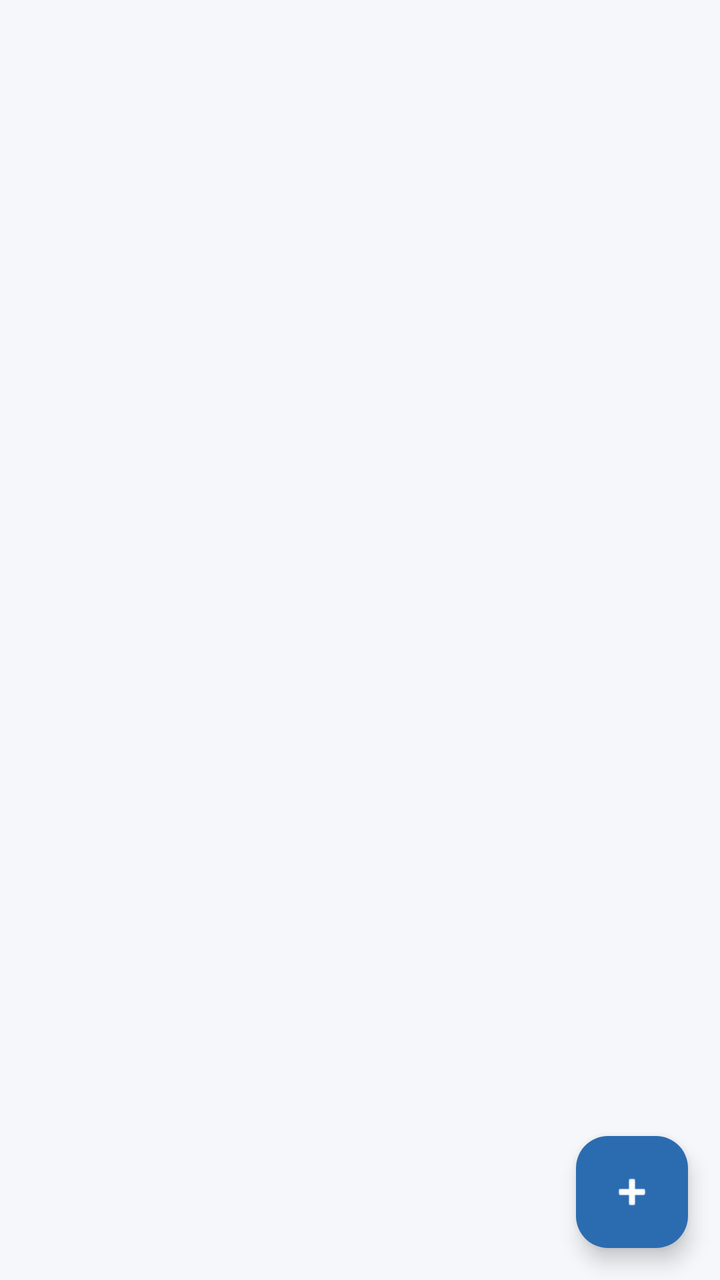
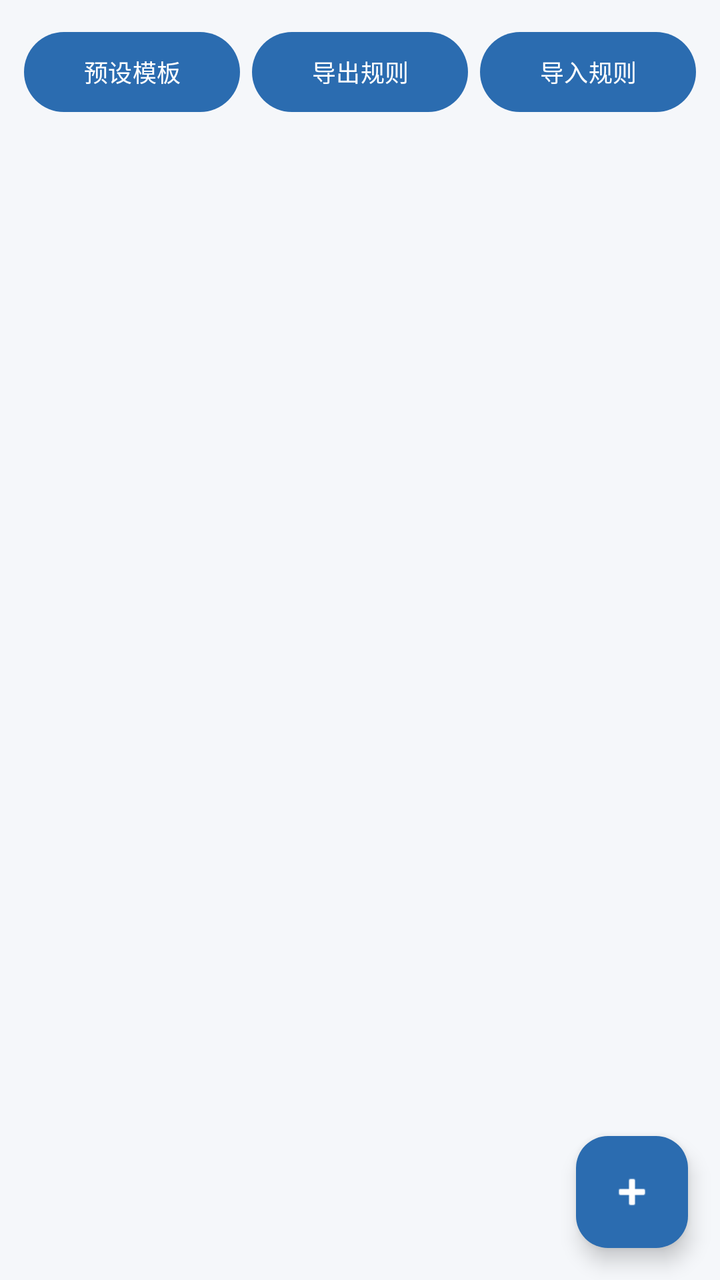

Before-and-after screenshots of an Android layout around one commit, followed by the original layout XML and the change that was made.
<!-- AndroidManifest.xml: application theme Theme.MaodouNotify -->
<!-- res/layout/fragment_rules.xml -->
<?xml version="1.0" encoding="utf-8"?>
<androidx.coordinatorlayout.widget.CoordinatorLayout
    xmlns:android="http://schemas.android.com/apk/res/android"
    xmlns:app="http://schemas.android.com/apk/res-auto"
    android:layout_width="match_parent" android:layout_height="match_parent"
    android:background="@color/background">

    <FrameLayout android:layout_width="match_parent" android:layout_height="match_parent">
        <androidx.recyclerview.widget.RecyclerView
            android:id="@+id/recycler"
            android:layout_width="match_parent" android:layout_height="match_parent"
            android:clipToPadding="false" android:paddingBottom="8dp" />
        <TextView android:id="@+id/tv_empty" android:layout_width="wrap_content" android:layout_height="wrap_content"
            android:layout_gravity="center" android:text="@string/empty_rules"
            android:textColor="@color/text_secondary" android:textSize="14sp" android:visibility="gone" />
    </FrameLayout>

    <com.google.android.material.floatingactionbutton.FloatingActionButton
        android:id="@+id/fab_add" android:layout_width="wrap_content" android:layout_height="wrap_content"
        android:layout_gravity="bottom|end" android:layout_margin="16dp"
        android:src="@android:drawable/ic_input_add" app:tint="@android:color/white"
        app:backgroundTint="@color/primary" />
</androidx.coordinatorlayout.widget.CoordinatorLayout>
<!-- resources referenced by this layout -->
<resources>
  <color name="background">#F5F7FA</color>
  <color name="primary">#2B6CB0</color>
  <color name="text_secondary">#7A828E</color>
  <string name="empty_rules">还没有规则，点右下角 + 创建</string>
  <style name="Theme.MaodouNotify" parent="Theme.Material3.Light.NoActionBar">
          <item name="colorPrimary">@color/primary</item>
          <item name="colorOnPrimary">@color/surface</item>
          <item name="colorPrimaryContainer">@color/primary_light</item>
          <item name="colorOnPrimaryContainer">@color/primary_dark</item>
          <item name="colorSecondary">@color/accent</item>
          <item name="android:colorBackground">@color/background</item>
          <item name="colorSurface">@color/surface</item>
          <item name="android:textColorPrimary">@color/text_primary</item>
          <item name="android:textColorSecondary">@color/text_secondary</item>
          <item name="android:windowLightStatusBar" tools:targetApi="m">true</item>
      </style>
  <color name="surface">#FFFFFF</color>
  <color name="primary_light">#D6E6F7</color>
  <color name="primary_dark">#1A3A6B</color>
  <color name="accent">#E07B39</color>
  <color name="text_primary">#1F2329</color>
</resources>

<!-- the commit's change to res/layout/fragment_rules.xml (unified diff, before → after) -->
@@ -5,15 +5,22 @@
     android:layout_width="match_parent" android:layout_height="match_parent"
     android:background="@color/background">
 
-    <FrameLayout android:layout_width="match_parent" android:layout_height="match_parent">
-        <androidx.recyclerview.widget.RecyclerView
-            android:id="@+id/recycler"
-            android:layout_width="match_parent" android:layout_height="match_parent"
-            android:clipToPadding="false" android:paddingBottom="8dp" />
-        <TextView android:id="@+id/tv_empty" android:layout_width="wrap_content" android:layout_height="wrap_content"
-            android:layout_gravity="center" android:text="@string/empty_rules"
-            android:textColor="@color/text_secondary" android:textSize="14sp" android:visibility="gone" />
-    </FrameLayout>
+    <LinearLayout android:layout_width="match_parent" android:layout_height="match_parent" android:orientation="vertical">
+        <LinearLayout android:layout_width="match_parent" android:layout_height="wrap_content" android:orientation="horizontal" android:layout_marginTop="12dp" android:layout_marginStart="12dp" android:layout_marginEnd="12dp">
+            <Button android:id="@+id/btn_templates" android:layout_width="0dp" android:layout_height="wrap_content" android:layout_weight="1" android:text="@string/rule_templates" android:textSize="12sp" />
+            <Button android:id="@+id/btn_export_rules" android:layout_width="0dp" android:layout_height="wrap_content" android:layout_weight="1" android:layout_marginStart="6dp" android:text="@string/rule_export" android:textSize="12sp" />
+            <Button android:id="@+id/btn_import_rules" android:layout_width="0dp" android:layout_height="wrap_content" android:layout_weight="1" android:layout_marginStart="6dp" android:text="@string/rule_import" android:textSize="12sp" />
+        </LinearLayout>
+        <FrameLayout android:layout_width="match_parent" android:layout_height="0dp" android:layout_weight="1">
+            <androidx.recyclerview.widget.RecyclerView
+                android:id="@+id/recycler"
+                android:layout_width="match_parent" android:layout_height="match_parent"
+                android:clipToPadding="false" android:paddingBottom="8dp" />
+            <TextView android:id="@+id/tv_empty" android:layout_width="wrap_content" android:layout_height="wrap_content"
+                android:layout_gravity="center" android:text="@string/empty_rules"
+                android:textColor="@color/text_secondary" android:textSize="14sp" android:visibility="gone" />
+        </FrameLayout>
+    </LinearLayout>
 
     <com.google.android.material.floatingactionbutton.FloatingActionButton
         android:id="@+id/fab_add" android:layout_width="wrap_content" android:layout_height="wrap_content"
<!-- resource entries referenced after the edit -->
@@ -4,6 +4,9 @@
   <color name="primary">#2B6CB0</color>
   <color name="text_secondary">#7A828E</color>
   <string name="empty_rules">还没有规则，点右下角 + 创建</string>
+  <string name="rule_export">导出规则</string>
+  <string name="rule_import">导入规则</string>
+  <string name="rule_templates">预设模板</string>
   <style name="Theme.MaodouNotify" parent="Theme.Material3.Light.NoActionBar">
           <item name="colorPrimary">@color/primary</item>
           <item name="colorOnPrimary">@color/surface</item>
